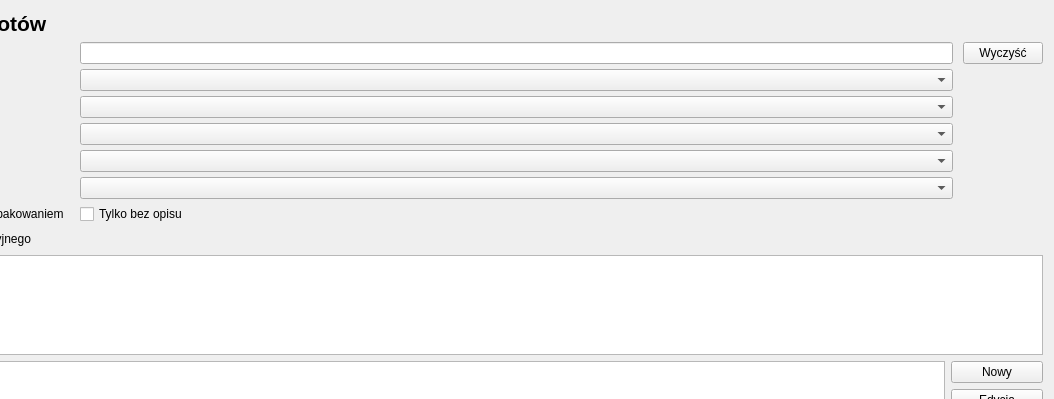
arekbr/Inwentaryzacja, file forms/itemList.ui: the form before one commit; both pictures show x 149 to 1203 and y 0 to 399 of the 1203 by 618 pixel window.
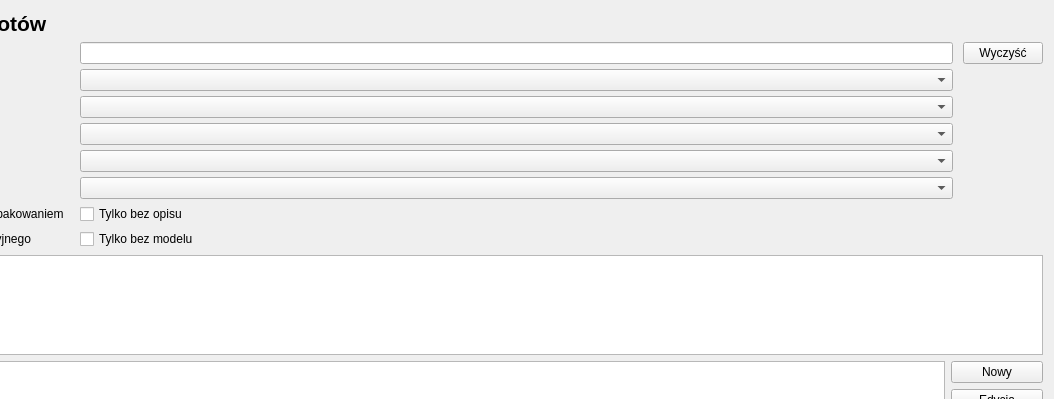
The form after the commit.

Commit message: Dodano filtr rekordów bez modelu

Patch:
```diff
--- a/forms/itemList.ui
+++ b/forms/itemList.ui
@@ -131,6 +131,13 @@
        </property>
       </widget>
      </item>
+     <item row="7" column="1">
+      <widget class="QCheckBox" name="filterWithoutModel">
+       <property name="text">
+        <string>Tylko bez modelu</string>
+       </property>
+      </widget>
+     </item>
     </layout>
    </item>
    <item>
```
The commit also changes 4 other files.
